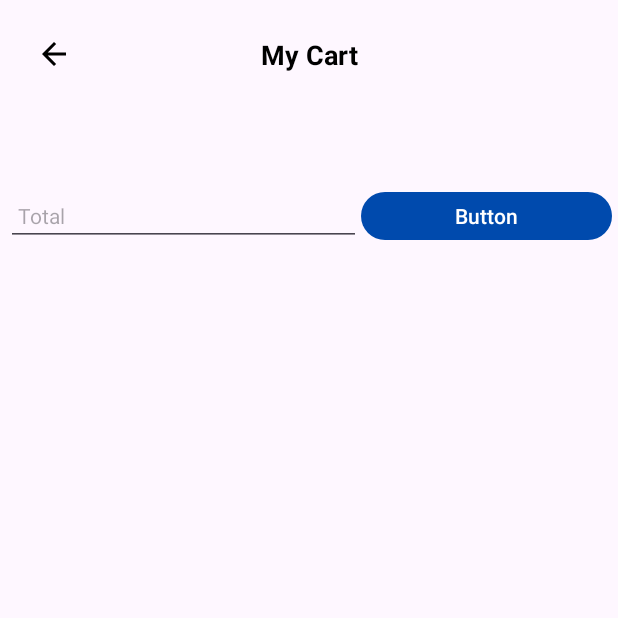
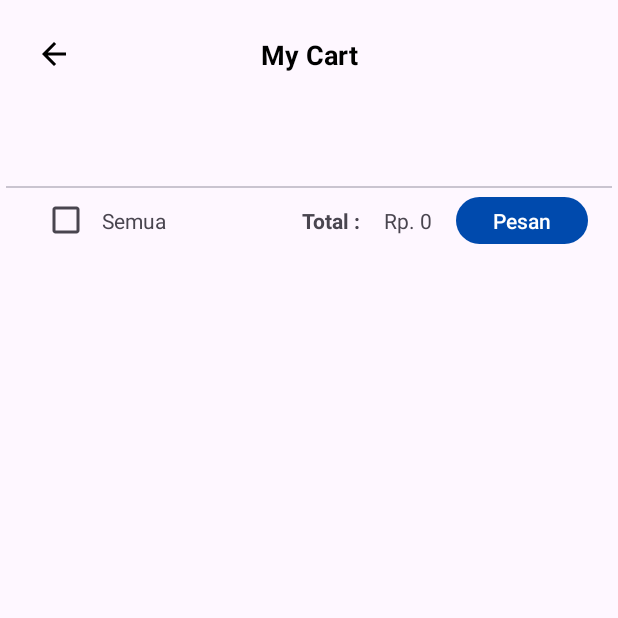
Before and after one commit to aaiisyahn/Belikan, an Android app: the Cart screen opened directly, with no data from a screen before it, on a phone screen of 412 x 824 dp, the top half of it. Run offline under Robolectric (Android 15) with nearby library versions, the phone set to English and light mode, and no system bars.

Commit message:
Add Cart and DetailFish

```diff
--- a/app/src/main/AndroidManifest.xml
+++ b/app/src/main/AndroidManifest.xml
@@ -13,6 +13,9 @@
         android:theme="@style/Theme.Belikan"
         tools:targetApi="31">
         <activity
+            android:name=".DetailFish"
+            android:exported="false" />
+        <activity
             android:name=".Cart"
             android:exported="false" />
         <activity
--- a/app/src/main/res/layout/activity_cart.xml
+++ b/app/src/main/res/layout/activity_cart.xml
@@ -56,45 +56,89 @@
         android:layout_height="0dp"
         app:layout_constraintBottom_toBottomOf="parent"
         app:layout_constraintEnd_toEndOf="parent"
+        app:layout_constraintHorizontal_bias="0.0"
         app:layout_constraintStart_toStartOf="parent"
-        app:layout_constraintTop_toBottomOf="@id/constraintLayout" >
+        app:layout_constraintTop_toBottomOf="@id/constraintLayout"
+        app:layout_constraintVertical_bias="0.0">
 
         <LinearLayout
             android:layout_width="match_parent"
             android:layout_height="wrap_content"
-            android:orientation="vertical" >
+            android:orientation="vertical">
 
             <androidx.recyclerview.widget.RecyclerView
                 android:id="@+id/cartView"
                 android:layout_width="match_parent"
-                android:layout_margin="16dp"
-                android:layout_height="match_parent" />
+                android:layout_height="match_parent"
+                android:layout_margin="16dp" />
 
-            <LinearLayout
+            <androidx.constraintlayout.widget.ConstraintLayout
+                android:id="@+id/constraintLayoutCart"
                 android:layout_width="match_parent"
-                android:layout_height="48dp"
+                android:layout_height="54dp"
                 android:layout_marginTop="32dp"
-                android:padding="4dp"
-                android:orientation="horizontal">
-                <EditText
-                    android:id="@+id/edt_text2"
+                android:orientation="horizontal"
+                android:padding="4dp">
+
+                <com.google.android.material.divider.MaterialDivider
                     android:layout_width="wrap_content"
-                    android:layout_height="match_parent"
-                    android:paddingStart="8dp"
+                    android:layout_height="0dp"
                     android:layout_weight="1"
-                    android:textSize="14sp"
-                    android:ems="10"
-                    android:inputType="text"
-                    android:hint="@string/total"/>
+                    app:layout_constraintTop_toTopOf="parent"
+                    app:layout_constraintStart_toStartOf="parent"/>
+
+                <CheckBox
+                    android:id="@+id/checkbox"
+                    android:layout_width="wrap_content"
+                    android:layout_height="wrap_content"
+                    android:layout_marginStart="16dp"
+                    android:minHeight="48dp"
+                    app:layout_constraintStart_toStartOf="parent"
+                    app:layout_constraintTop_toTopOf="parent" />
+
+                <TextView
+                    android:id="@+id/allItems"
+                    android:layout_width="wrap_content"
+                    android:layout_height="wrap_content"
+                    android:text="@string/all"
+                    app:layout_constraintBottom_toBottomOf="parent"
+                    app:layout_constraintStart_toEndOf="@id/checkbox"
+                    app:layout_constraintTop_toTopOf="parent" />
+
+                <TextView
+                    android:id="@+id/total_text"
+                    android:layout_width="wrap_content"
+                    android:layout_height="wrap_content"
+                    android:layout_marginEnd="16dp"
+                    android:text="@string/total_price"
+                    android:textStyle="bold"
+                    app:layout_constraintBottom_toBottomOf="parent"
+                    app:layout_constraintEnd_toStartOf="@+id/total_price"
+                    app:layout_constraintTop_toTopOf="parent" />
+
+                <TextView
+                    android:id="@+id/total_price"
+                    android:layout_width="wrap_content"
+                    android:layout_height="wrap_content"
+                    android:layout_marginEnd="16dp"
+                    android:text="@string/price_total"
+                    app:layout_constraintBottom_toBottomOf="parent"
+                    app:layout_constraintEnd_toStartOf="@+id/button"
+                    app:layout_constraintTop_toTopOf="parent" />
 
                 <Button
                     android:id="@+id/button"
                     android:layout_width="wrap_content"
-                    android:layout_height="match_parent"
+                    android:layout_height="wrap_content"
+                    android:layout_marginEnd="16dp"
                     android:layout_weight="1"
-                    android:minHeight="48dp"
-                    android:text="Button" />
-            </LinearLayout>
+                    android:minHeight="24dp"
+                    android:text="@string/pesan"
+                    app:layout_constraintBottom_toBottomOf="parent"
+                    app:layout_constraintEnd_toEndOf="parent"
+                    app:layout_constraintTop_toTopOf="parent"
+                    tools:ignore="TouchTargetSizeCheck" />
+            </androidx.constraintlayout.widget.ConstraintLayout>
         </LinearLayout>
     </ScrollView>
 
--- a/app/src/main/res/values/strings.xml
+++ b/app/src/main/res/values/strings.xml
@@ -50,4 +50,9 @@
     <string name="cart">My Cart</string>
     <string name="name">Total</string>
     <string name="total">Total</string>
+    <string name="all">Semua</string>
+    <string name="total_price">Total :</string>
+    <string name="price_total">Rp. 0</string>
+    <string name="pesan">Pesan</string>
+    <string name="teks_deskripsi_detail_fish">Tuna segar dengan daging berwarna merah muda cerah, bertekstur padat, dan kaya rasa. Kaya akan protein, omega-3, dan vitamin, cocok untuk berbagai hidangan.\n\nTips:\n\nSimpan di kulkas 2-3 hari\nBekukan untuk penyimpanan lebih lama (hingga 6 bulan)\n\nToko Ikan Segar Indonesia - Solusi Tepat untuk Kebutuhan Ikan Segar Anda</string>
 </resources>
```
Also changed, not shown: app/src/main/java/com/app/belikan/DetailFish.kt (added, +20 -0 lines), app/src/main/res/layout/activity_detail_fish.xml (added, +308 -0 lines), app/src/main/res/layout/item_row_cart.xml (+69 -3 lines), app/src/main/res/drawable/cart_notif.png (added), app/src/main/res/drawable/share_fish.png (added).
